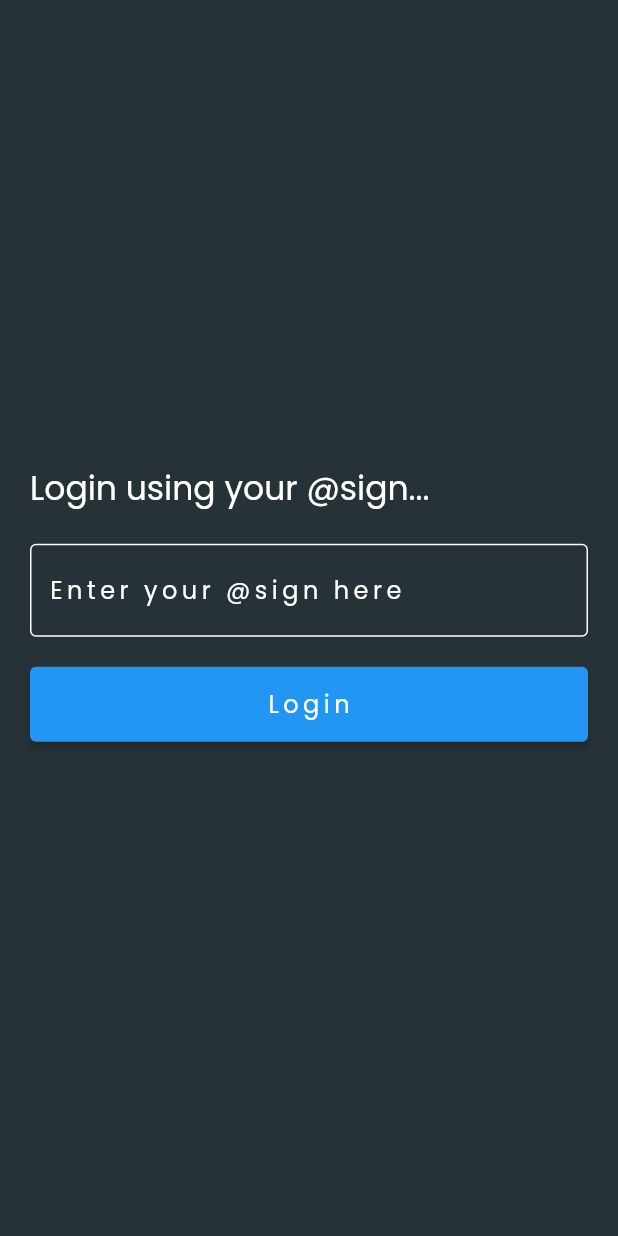
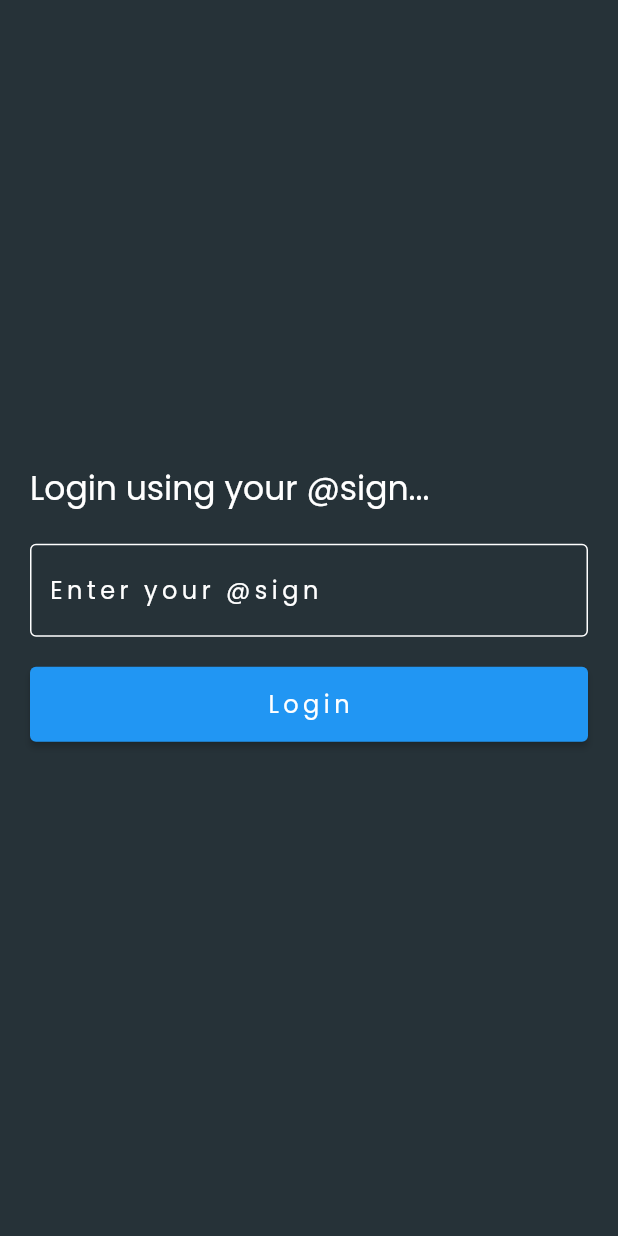
Before and after one commit to Rubinaldod/imali, a Flutter app: the screen it shows after launch, on a phone screen of 412 x 824 dp. Run offline on Flutter 3.47's test engine with Material 2 defaults, Android fonts, the phone set to English and light mode, and no system bars.

Commit message:
just changed some

```diff
--- a/lib/main.dart
+++ b/lib/main.dart
@@ -42,7 +42,7 @@ class MyApp extends StatelessWidget {
                     enabledBorder: OutlineInputBorder(
                       borderSide: BorderSide(color: Colors.white, width: 1.0),
                     ),
-                    hintText: 'Enter your @sign here',
+                    hintText: 'Enter your @sign ',
                     hintStyle: TextStyle(
                       height: 1.0,
                       color: Colors.white,
```
Also changed, not shown: 1 other file.
